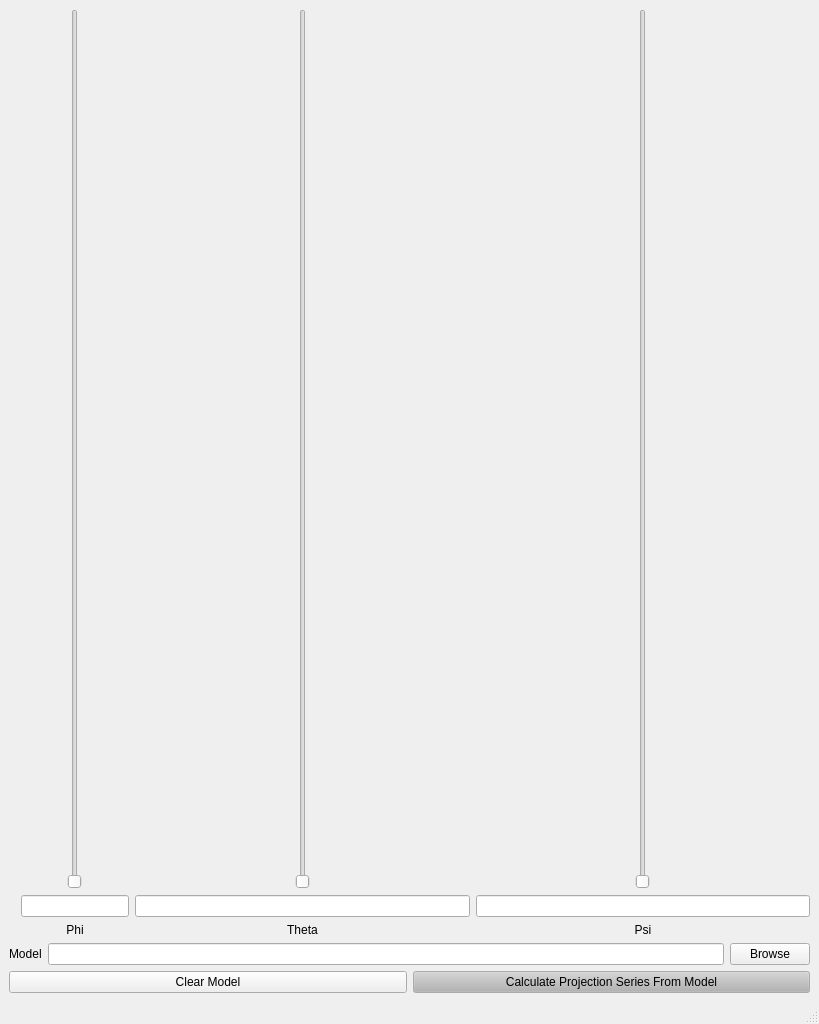
Above: GENFIRE/gui/ProjectionCalculator_MainWindow.ui from genfire-em/GENFIRE-Python before the change. Below: the same form after it.
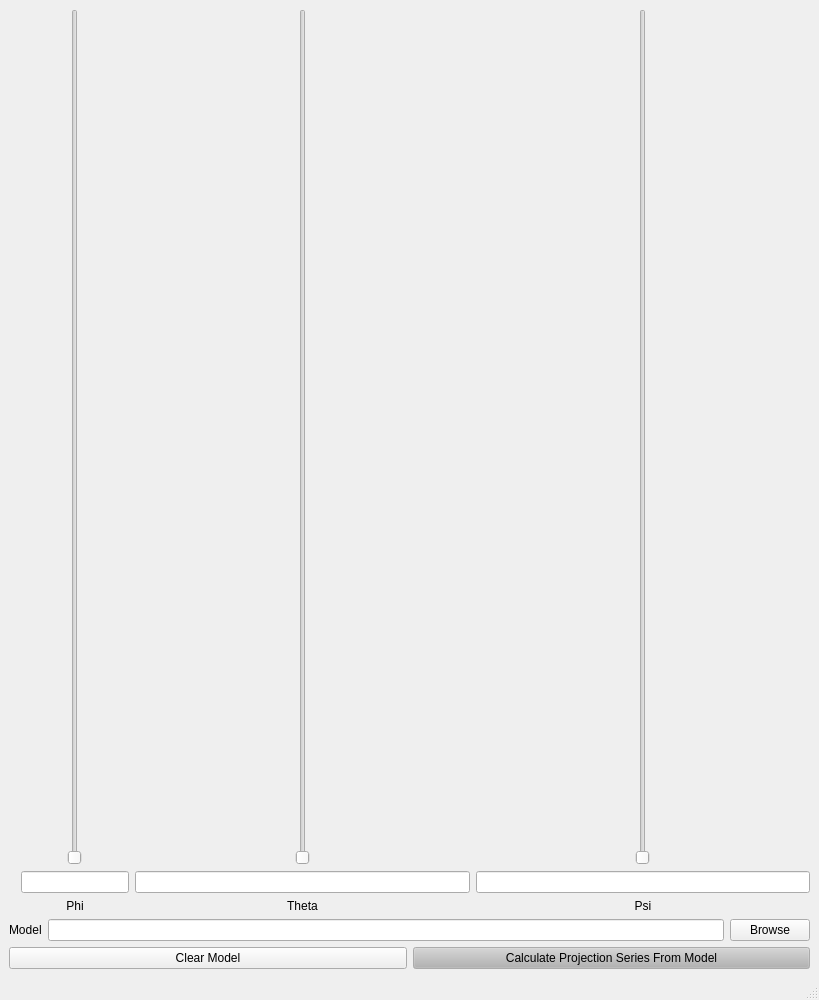
That is the form after the change.

The edit to the form file:
```diff
--- a/GENFIRE/gui/ProjectionCalculator_MainWindow.ui
+++ b/GENFIRE/gui/ProjectionCalculator_MainWindow.ui
@@ -7,7 +7,7 @@
     <x>0</x>
     <y>0</y>
     <width>819</width>
-    <height>1024</height>
+    <height>1000</height>
    </rect>
   </property>
   <property name="windowTitle">
```
Left out of the diff: 2 changed lines with no effect on the pictures.
